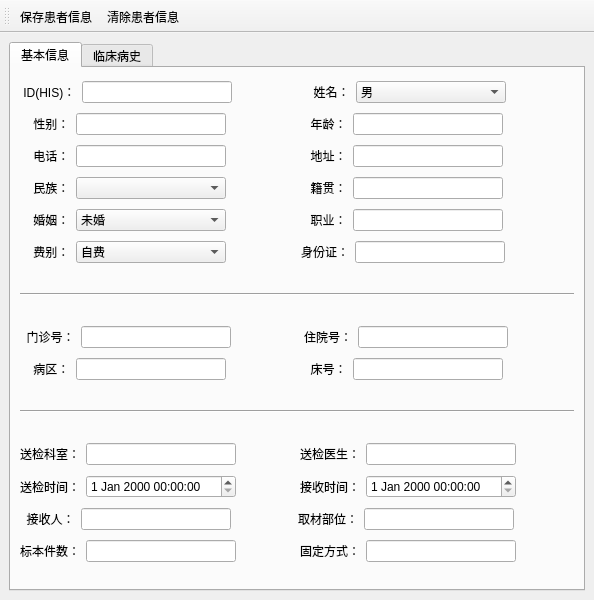
YYC572652645/PatholoSystem, file tabregister/patientinfo.ui: the form before one commit.
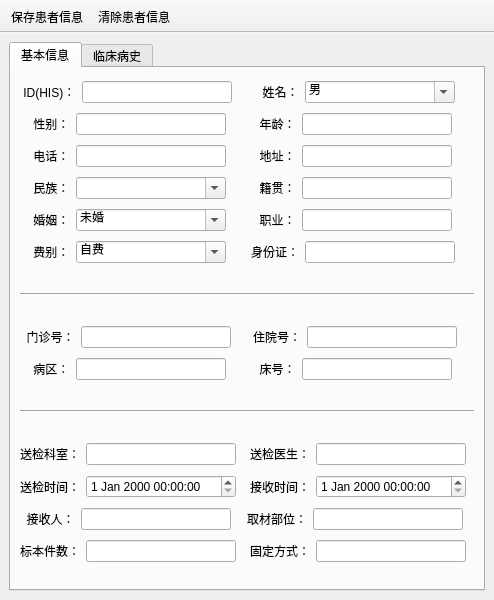
The form after the commit. The open tabs and pages were chosen to show the change. Icons and pictures are not drawn.

Diff of the .ui file:
```diff
--- a/tabregister/patientinfo.ui
+++ b/tabregister/patientinfo.ui
@@ -6,7 +6,7 @@
    <rect>
     <x>0</x>
     <y>0</y>
-    <width>594</width>
+    <width>494</width>
     <height>600</height>
    </rect>
   </property>
@@ -17,6 +17,12 @@
    <layout class="QVBoxLayout" name="verticalLayout">
     <item>
      <widget class="QTabWidget" name="tabWidget">
+      <property name="sizePolicy">
+       <sizepolicy hsizetype="Expanding" vsizetype="Expanding">
+        <horstretch>0</horstretch>
+        <verstretch>0</verstretch>
+       </sizepolicy>
+      </property>
       <property name="currentIndex">
        <number>1</number>
       </property>
@@ -86,6 +92,9 @@
                 <height>16777215</height>
                </size>
               </property>
+              <property name="editable">
+               <bool>true</bool>
+              </property>
               <item>
                <property name="text">
                 <string>男</string>
@@ -288,6 +297,9 @@
                 <height>16777215</height>
                </size>
               </property>
+              <property name="editable">
+               <bool>true</bool>
+              </property>
              </widget>
             </item>
             <item>
@@ -364,6 +376,9 @@
                 <height>16777215</height>
                </size>
               </property>
+              <property name="editable">
+               <bool>true</bool>
+              </property>
               <item>
                <property name="text">
                 <string>未婚</string>
@@ -455,6 +470,9 @@
                 <height>16777215</height>
                </size>
               </property>
+              <property name="editable">
+               <bool>true</bool>
+              </property>
               <item>
                <property name="text">
                 <string>自费</string>
@@ -1433,6 +1451,9 @@
    <property name="windowTitle">
     <string>toolBar</string>
    </property>
+   <property name="movable">
+    <bool>false</bool>
+   </property>
    <attribute name="toolBarArea">
     <enum>TopToolBarArea</enum>
    </attribute>
```
Left out of the diff: 2 changed lines with no effect on the pictures.
